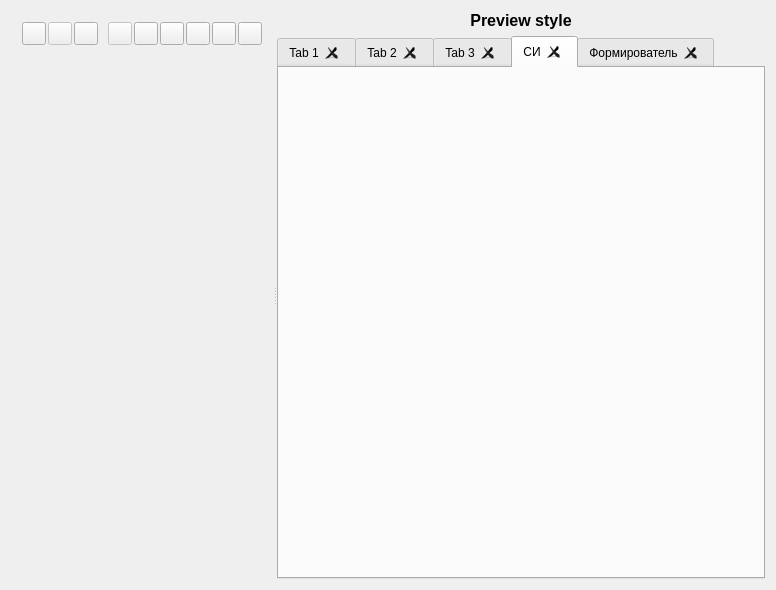
Before: the Qt Designer form qsseditor.ui in lit-uriy/qsseditor, drawn with Qt 5.
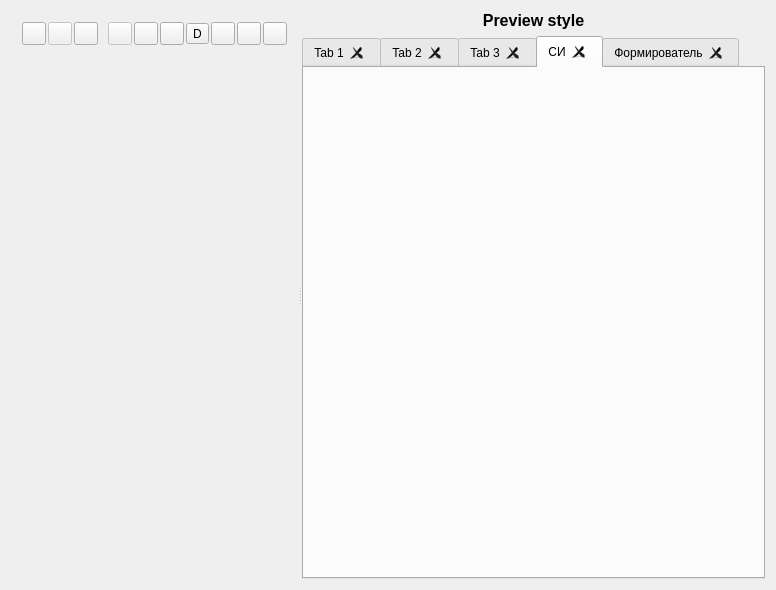
After: the same form once the commit is applied. Icons and pictures are not drawn. Custom widgets are drawn as their Qt base class.

Commit message: Сделал Кнопку переключающую состояния виджетов Enable/Disable.

```diff
--- a/qsseditor.ui
+++ b/qsseditor.ui
@@ -113,6 +113,35 @@
            </property>
           </spacer>
          </item>
+         <item>
+          <widget class="QToolButton" name="toolDisable">
+           <property name="toolTip">
+            <string>Options</string>
+           </property>
+           <property name="text">
+            <string>D</string>
+           </property>
+           <property name="checkable">
+            <bool>true</bool>
+           </property>
+           <property name="toolButtonStyle">
+            <enum>Qt::ToolButtonTextOnly</enum>
+           </property>
+          </widget>
+         </item>
+         <item>
+          <spacer name="horizontalSpacer_5">
+           <property name="orientation">
+            <enum>Qt::Horizontal</enum>
+           </property>
+           <property name="sizeHint" stdset="0">
+            <size>
+             <width>0</width>
+             <height>20</height>
+            </size>
+           </property>
+          </spacer>
+         </item>
          <item>
           <widget class="QToolButton" name="toolOptions">
            <property name="toolTip">
```
The commit also changes 1 other file.
